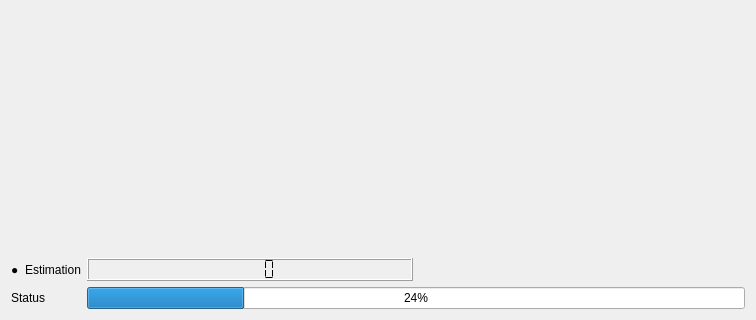
Above: src/rqt_stem_controller/resource/STEMController.ui from ContentsViewer/STEM-2 before the change; both pictures show x 0 to 756 and y 246 to 566 of the 756 by 566 pixel window. Below: the same form after it.
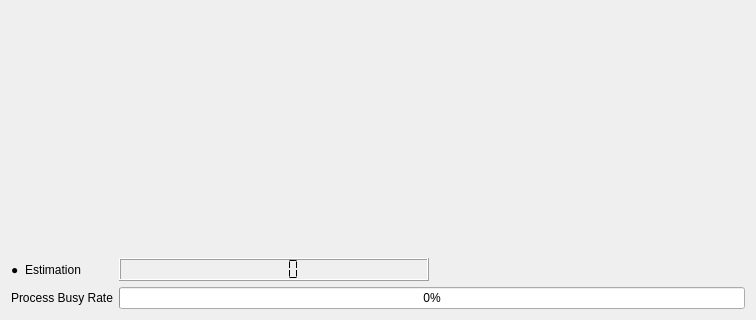
That is the form after the change.

The edit to the form file:
```diff
--- a/src/rqt_stem_controller/resource/STEMController.ui
+++ b/src/rqt_stem_controller/resource/STEMController.ui
@@ -116,14 +116,14 @@
      <item row="2" column="0">
       <widget class="QLabel" name="label_8">
        <property name="text">
-        <string>Status</string>
+        <string>Process Busy Rate</string>
        </property>
       </widget>
      </item>
      <item row="2" column="1">
       <widget class="QProgressBar" name="progressBar">
        <property name="value">
-        <number>24</number>
+        <number>0</number>
        </property>
       </widget>
      </item>
```
Left out of the diff: 2 changed lines with no effect on the pictures.
